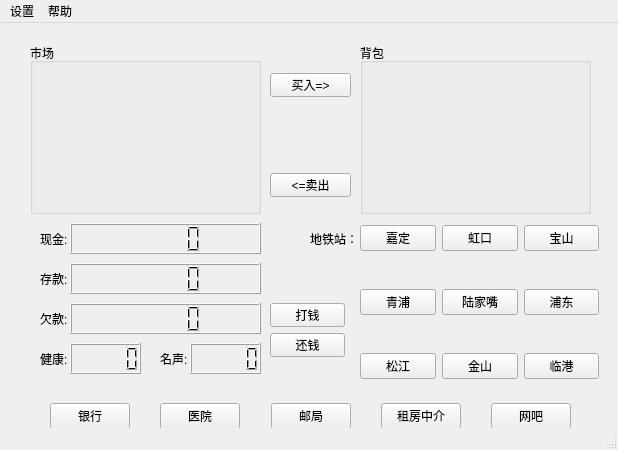
First picture: the form in mainwindow.ui, repository wwwxyz123/shanghaifusheng, before the edit.
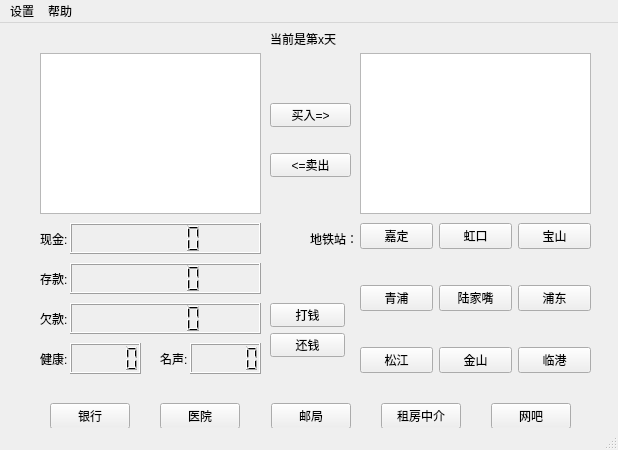
Second picture: the form after the edit.

The edit to the form file:
```diff
--- a/mainwindow.ui
+++ b/mainwindow.ui
@@ -14,37 +14,11 @@
    <string>MainWindow</string>
   </property>
   <widget class="QWidget" name="centralwidget">
-   <widget class="QGroupBox" name="groupBox">
-    <property name="geometry">
-     <rect>
-      <x>30</x>
-      <y>20</y>
-      <width>231</width>
-      <height>171</height>
-     </rect>
-    </property>
-    <property name="title">
-     <string>市场</string>
-    </property>
-   </widget>
-   <widget class="QGroupBox" name="groupBox_2">
-    <property name="geometry">
-     <rect>
-      <x>360</x>
-      <y>20</y>
-      <width>231</width>
-      <height>171</height>
-     </rect>
-    </property>
-    <property name="title">
-     <string>背包</string>
-    </property>
-   </widget>
-   <widget class="QPushButton" name="pushButton_6">
+   <widget class="QPushButton" name="buy">
     <property name="geometry">
      <rect>
       <x>270</x>
-      <y>50</y>
+      <y>80</y>
       <width>81</width>
       <height>24</height>
      </rect>
@@ -57,7 +31,7 @@
     <property name="geometry">
      <rect>
       <x>270</x>
-      <y>150</y>
+      <y>130</y>
       <width>81</width>
       <height>24</height>
      </rect>
@@ -246,8 +220,8 @@
      <rect>
       <x>360</x>
       <y>170</y>
-      <width>239</width>
-      <height>221</height>
+      <width>231</width>
+      <height>211</height>
      </rect>
     </property>
     <layout class="QGridLayout" name="gridLayout">
@@ -420,6 +394,39 @@
      <string>还钱</string>
     </property>
    </widget>
+   <widget class="QLabel" name="daylabel">
+    <property name="geometry">
+     <rect>
+      <x>270</x>
+      <y>0</y>
+      <width>81</width>
+      <height>31</height>
+     </rect>
+    </property>
+    <property name="text">
+     <string>当前是第x天</string>
+    </property>
+   </widget>
+   <widget class="QListWidget" name="itemWidget">
+    <property name="geometry">
+     <rect>
+      <x>40</x>
+      <y>30</y>
+      <width>221</width>
+      <height>161</height>
+     </rect>
+    </property>
+   </widget>
+   <widget class="QListWidget" name="bagWidget">
+    <property name="geometry">
+     <rect>
+      <x>360</x>
+      <y>30</y>
+      <width>231</width>
+      <height>161</height>
+     </rect>
+    </property>
+   </widget>
   </widget>
   <widget class="QMenuBar" name="menubar">
    <property name="geometry">
```
Left out of the diff: 2 changed lines with no effect on the pictures.
